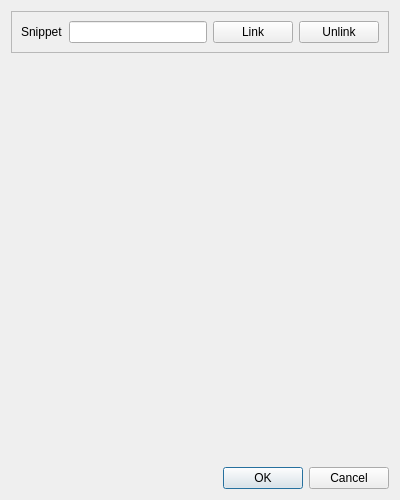
Above: LightDrive/Workspace/Dialogs/desk_controller_config.ui from Nmstr/LightDrive before the change. Below: the same form after it.
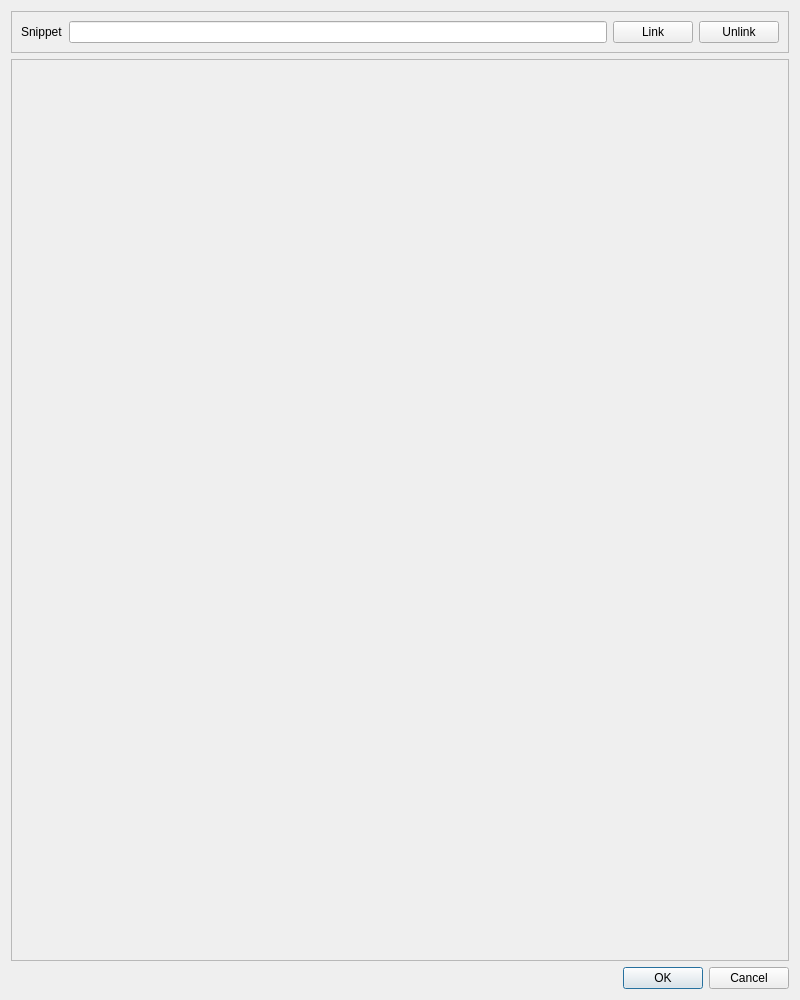
That is the form after the change.

Commit message: added basic controller processor

What changed in the file:
```diff
--- a/LightDrive/Workspace/Dialogs/desk_controller_config.ui
+++ b/LightDrive/Workspace/Dialogs/desk_controller_config.ui
@@ -6,8 +6,8 @@
    <rect>
     <x>0</x>
     <y>0</y>
-    <width>400</width>
-    <height>500</height>
+    <width>800</width>
+    <height>1000</height>
    </rect>
   </property>
   <property name="windowTitle">
@@ -55,17 +55,21 @@
     </widget>
    </item>
    <item>
-    <spacer name="verticalSpacer">
-     <property name="orientation">
-      <enum>Qt::Orientation::Vertical</enum>
+    <widget class="QFrame" name="controller_processor_content_frame">
+     <property name="sizePolicy">
+      <sizepolicy hsizetype="Preferred" vsizetype="Expanding">
+       <horstretch>0</horstretch>
+       <verstretch>0</verstretch>
+      </sizepolicy>
      </property>
-     <property name="sizeHint" stdset="0">
-      <size>
-       <width>20</width>
-       <height>40</height>
-      </size>
+     <property name="frameShape">
+      <enum>QFrame::Shape::StyledPanel</enum>
      </property>
-    </spacer>
+     <property name="frameShadow">
+      <enum>QFrame::Shadow::Raised</enum>
+     </property>
+     <layout class="QVBoxLayout" name="verticalLayout_2"/>
+    </widget>
    </item>
    <item>
     <widget class="QDialogButtonBox" name="button_box">
```
The commit also changes 2 other files.
